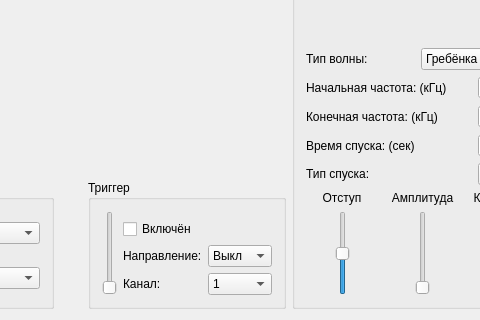
This is userspace/mainwindow.ui in abbradar/scope as Qt 5 draws it before an edit; both pictures show x 448 to 928 and y 322 to 642 of the 1012 by 642 pixel window. The edited form follows.
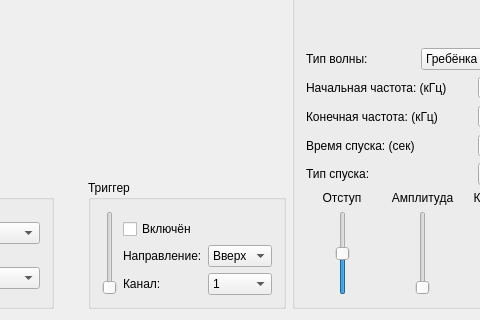
This is the edited form. Custom widgets are drawn as their Qt base class.

```diff
--- a/userspace/mainwindow.ui
+++ b/userspace/mainwindow.ui
@@ -204,11 +204,6 @@
            <property name="currentIndex">
             <number>0</number>
            </property>
-           <item>
-            <property name="text">
-             <string>Выкл</string>
-            </property>
-           </item>
            <item>
             <property name="text">
              <string>Вверх</string>
```
